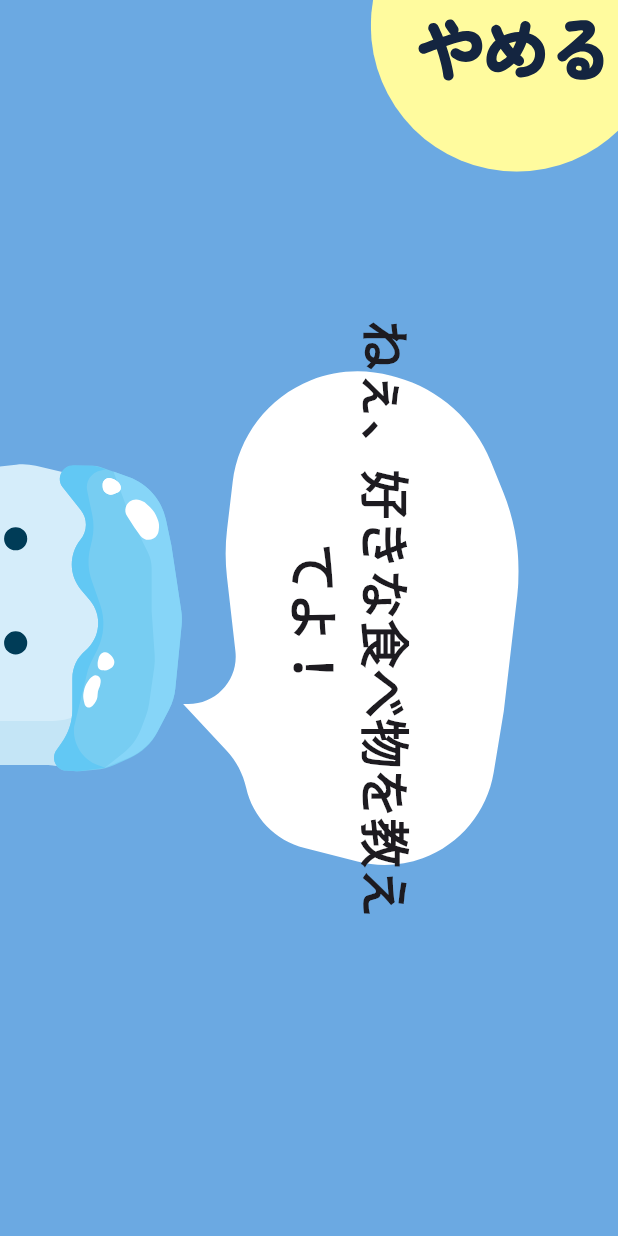
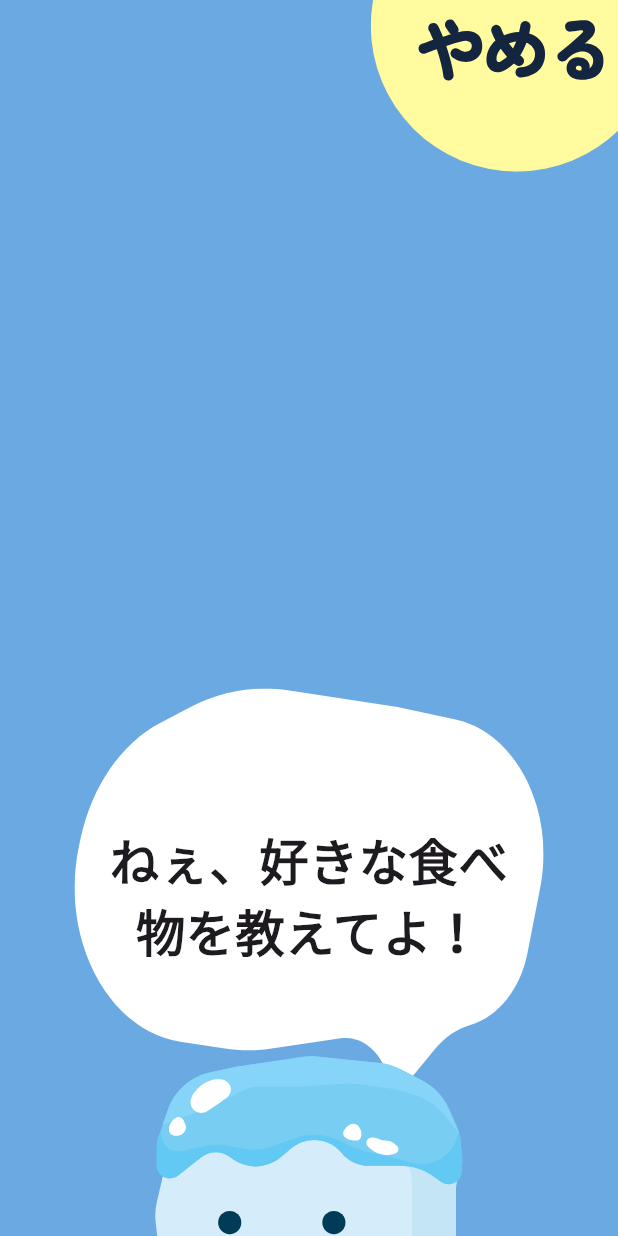
Before and after one commit to Tokeice/app, a Flutter app: the IceBreak screen opened directly, on a phone screen of 412 x 824 dp. Run offline on Flutter 3.47's test engine with Material 3 defaults, Android fonts, the phone set to English and light mode, and no system bars; our stand-ins replace flutter_svg, permission_handler; missing offline and left inert: noise_meter; Roboto replaces fonts that are missing (Zen Maru Gothic).

Commit message:
吹き出しのサイズ調整

```diff
--- a/lib/ice_break.dart
+++ b/lib/ice_break.dart
@@ -157,21 +157,43 @@ class _IceBreakState extends State<IceBreak> {
   /// 吹き出し
   Widget speechBubbleWidget(BuildContext context, Direction direction, String text) {
     double screenWidth = MediaQuery.of(context).size.width;
+
+    double scaleX = 1.0;
+    double scaleY = 1.0;
+    switch (direction) {
+      case Direction.top:
+      case Direction.bottom:
+        scaleX = 1.0;
+        scaleY = 1.3;
+        break;
+      case Direction.left:
+      case Direction.right:
+        scaleX = 1.4;
+        scaleY = 1.0;
+        break;
+    }
+
     return
       Center(
         child: Stack(
           alignment: Alignment.center,
           children: [
-            SvgPicture.asset(
+            Transform.scale(
+              scaleX: scaleX,
+              scaleY: scaleY,
+              child: SvgPicture.asset(
                 'images/speech_bubble.svg',
-              width: screenWidth * 0.8,
               ),
-            Text(
+            ),
+            SizedBox(
+              width: screenWidth * 0.7,
+              child: Text(
                 text,
                 textAlign: TextAlign.center,
                 style: TextStyle(
                   fontSize: screenWidth * 0.08,
                   fontWeight: FontWeight.bold,
+                ),
               ),
             ),
           ])
@@ -184,7 +206,7 @@ class _IceBreakState extends State<IceBreak> {
     double screenWidth = MediaQuery.of(context).size.width;
     Alignment alignment = Alignment.bottomCenter;
     double angle = 0;
-    double translateY = screenWidth * 0.165;
+    double translateY = screenWidth * 0.173;
 
     switch (direction) {
       case Direction.top:
@@ -237,7 +259,7 @@ class _IceBreakState extends State<IceBreak> {
           Align(
               alignment: Alignment.topRight,
               child: changeEndButton(screenWidth)),
-          directionCharacterSpeechWidget(context, Direction.left, 'ねぇ、好きな食べ物を教えてよ！'),
+          directionCharacterSpeechWidget(context, Direction.bottom, 'ねぇ、好きな食べ物を教えてよ！'),
         ],
       )),
       backgroundColor: changeBackground(),
```
Lines whose indentation alone changed are shown as unchanged.
